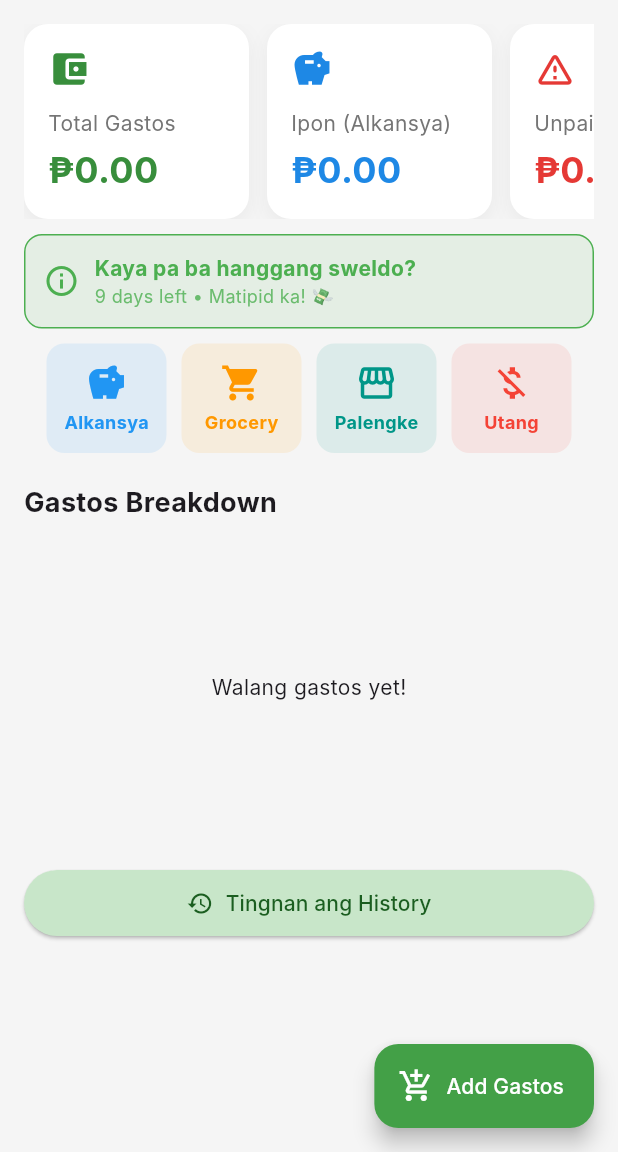
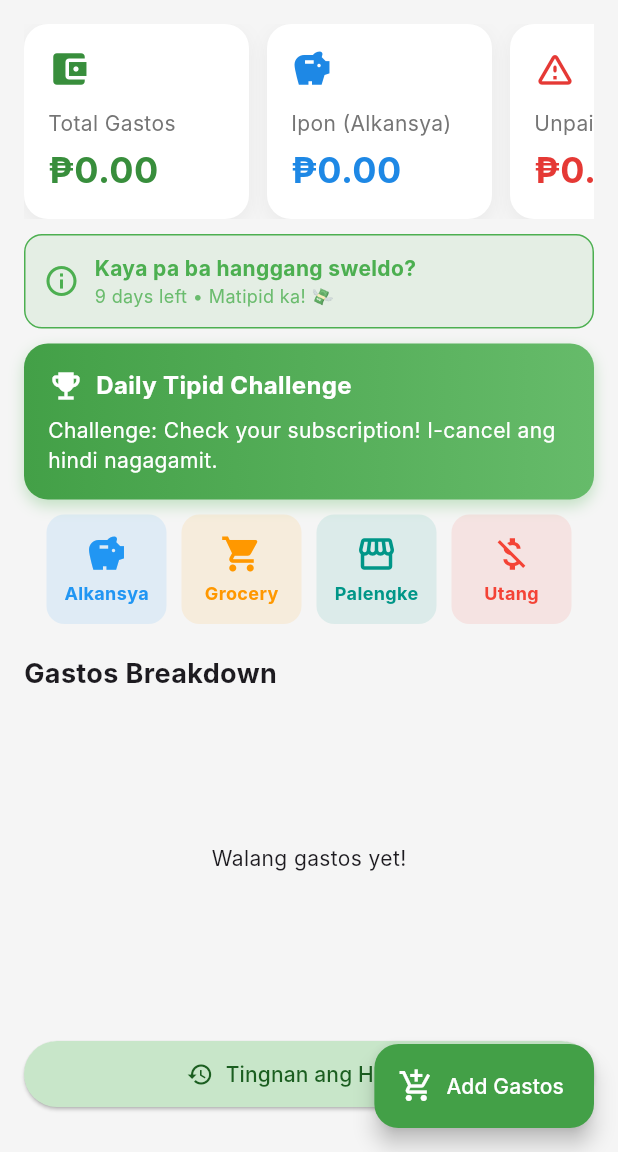
Before and after one commit to Drawde0520/TipidTracker, a Flutter app: the screen it shows after launch, on a phone screen of 412 x 824 dp, the part 84-1236 px from its top. Run offline on Flutter 3.47's test engine with Material 3 defaults, Android fonts, the phone set to English and light mode, and no system bars; our stand-ins replace cloud_firestore, connectivity_plus, firebase_core, fl_chart, flutter_local_notifications, google_mobile_ads and 4 more; accounts and stored records are empty; network calls fail; Roboto replaces fonts that are missing (Inter).

Commit message:
Add Daily Tipid Challenge bonus feature and finalize build fixes

```diff
--- a/lib/screens/home_screen.dart
+++ b/lib/screens/home_screen.dart
@@ -13,6 +13,7 @@ import 'grocery_screen.dart';
 import 'palengke_prices_screen.dart';
 import 'savings_screen.dart';
 import '../models/savings.dart';
+import '../services/challenge_service.dart';
 
 class HomeScreen extends StatefulWidget {
   const HomeScreen({super.key});
@@ -82,6 +83,8 @@ class _HomeScreenState extends State<HomeScreen> {
               _buildSummaryCards(),
               const SizedBox(height: 10),
               _buildDailyBudgetStatus(),
+              const SizedBox(height: 10),
+              _buildChallengeCard(),
               const SizedBox(height: 10),
               _buildQuickActions(),
               const SizedBox(height: 20),
@@ -196,6 +199,36 @@ class _HomeScreenState extends State<HomeScreen> {
     );
   }
 
+  Widget _buildChallengeCard() {
+    return Container(
+      padding: const EdgeInsets.all(16),
+      decoration: BoxDecoration(
+        gradient: LinearGradient(colors: [Colors.green[600]!, Colors.green[400]!]),
+        borderRadius: BorderRadius.circular(16),
+        boxShadow: [
+          BoxShadow(color: Colors.green.withOpacity(0.3), blurRadius: 8, offset: const Offset(0, 4)),
+        ],
+      ),
+      child: Column(
+        crossAxisAlignment: CrossAxisAlignment.start,
+        children: [
+          const Row(
+            children: [
+              Icon(Icons.emoji_events, color: Colors.white),
+              SizedBox(width: 8),
+              Text('Daily Tipid Challenge', style: TextStyle(color: Colors.white, fontWeight: FontWeight.bold, fontSize: 16)),
+            ],
+          ),
+          const SizedBox(height: 8),
+          Text(
+            TipidChallengeService.getChallenge(),
+            style: const TextStyle(color: Colors.white, fontSize: 14),
+          ),
+        ],
+      ),
+    );
+  }
+
   Widget _buildQuickActions() {
     return Wrap(
       spacing: 10,
--- /dev/null
+++ b/lib/services/challenge_service.dart
@@ -0,0 +1,19 @@
+import 'dart:math';
+import 'package:flutter/material.dart';
+
+class TipidChallengeService {
+  static final List<String> _challenges = [
+    'Challenge: Huwag bumili ng milk tea today! (Save ₱100)',
+    'Challenge: Mag-baon ng lunch sa trabaho. (Save ₱150)',
+    'Challenge: Mag-lakad kung malapit lang ang pupuntahan. (Save ₱20)',
+    'Challenge: Check your subscription! I-cancel ang hindi nagagamit.',
+    'Challenge: No meat today? Try vegetable cooking. (Save ₱50)',
+    'Challenge: Ipon 10 pesos every time you use social media.',
+    'Challenge: Mag-lista ng grocery bago pumunta sa palengke.',
+  ];
+
+  static String getChallenge() {
+    final dayOfYear = DateTime.now().difference(DateTime(DateTime.now().year, 1, 1)).inDays;
+    return _challenges[dayOfYear % _challenges.length];
+  }
+}
```
